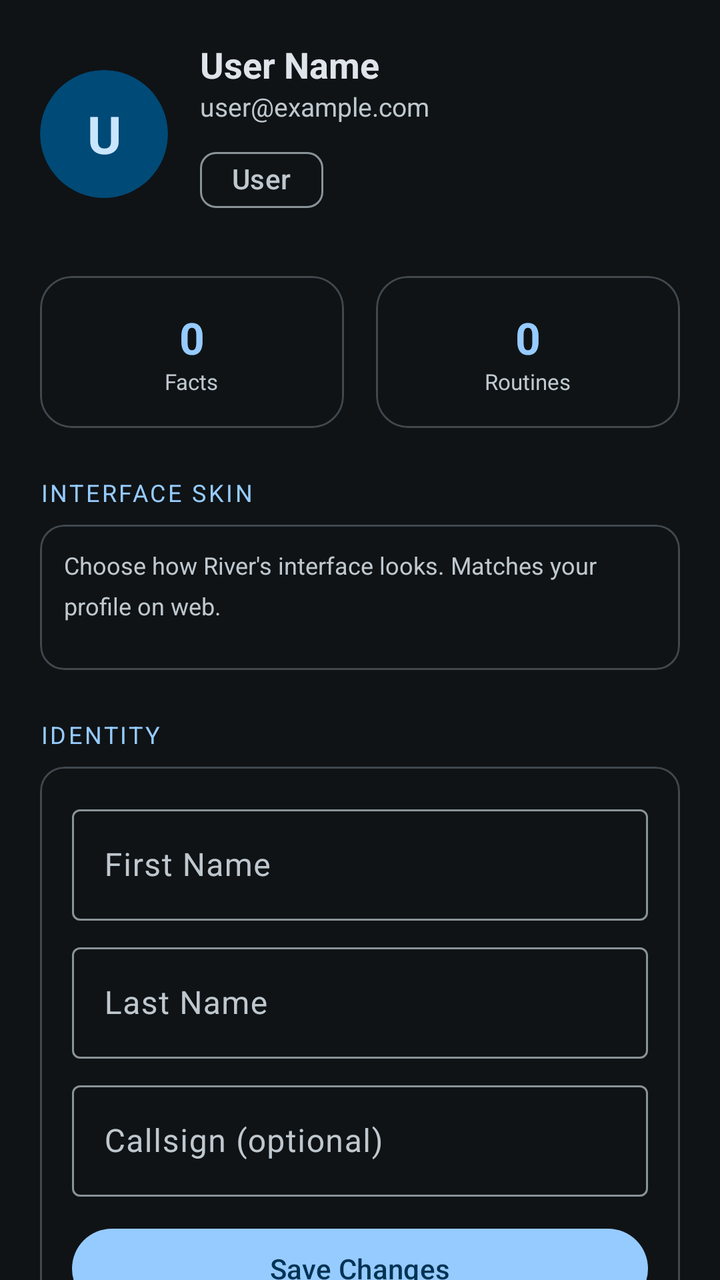
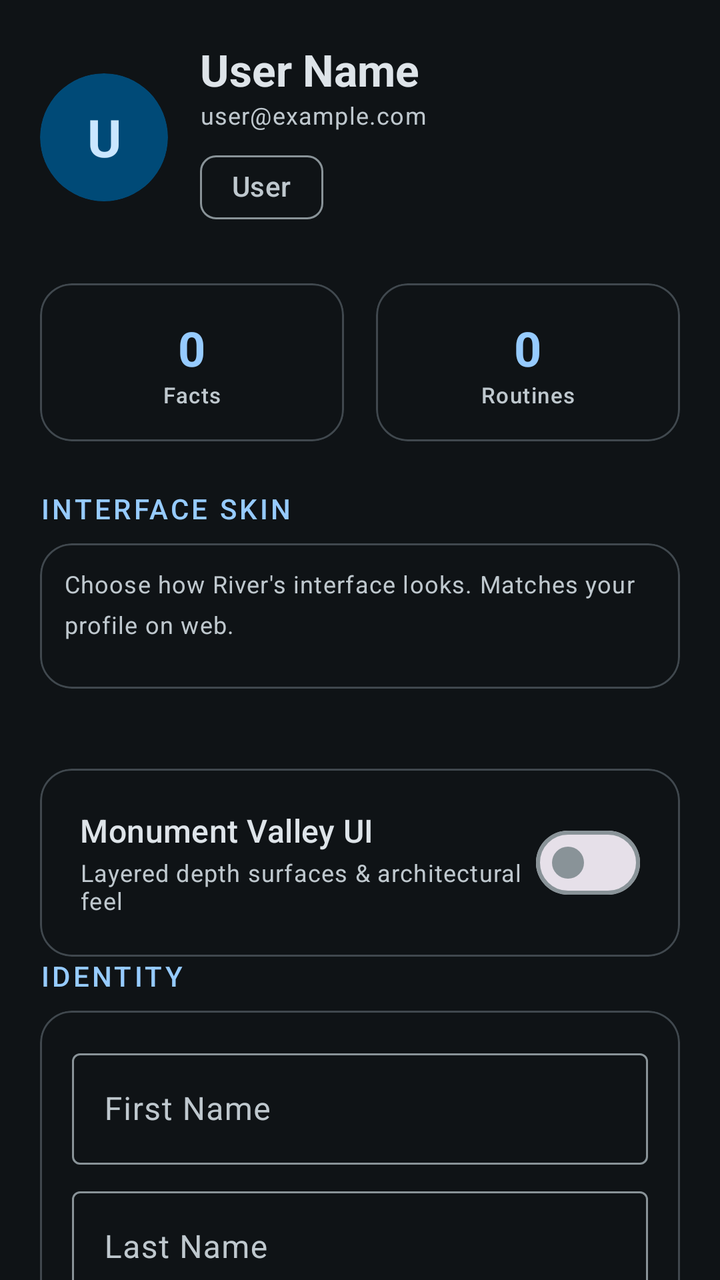

Two renders of the same Android screen: before a commit and after it. Below are the layout's source before the change and the commit's diff.
<!-- AndroidManifest.xml: application theme Theme.RiverSong -->
<!-- res/layout/fragment_user_dashboard.xml -->
<?xml version="1.0" encoding="utf-8"?>
<androidx.core.widget.NestedScrollView
    xmlns:android="http://schemas.android.com/apk/res/android"
    xmlns:app="http://schemas.android.com/apk/res-auto"
    android:layout_width="match_parent"
    android:layout_height="match_parent"
    android:background="?attr/colorSurface">

    <LinearLayout
        android:layout_width="match_parent"
        android:layout_height="wrap_content"
        android:orientation="vertical"
        android:padding="20dp">

        
        <LinearLayout
            android:layout_width="match_parent"
            android:layout_height="wrap_content"
            android:orientation="horizontal"
            android:gravity="center_vertical"
            android:layout_marginBottom="24dp">

            <com.google.android.material.card.MaterialCardView
                android:layout_width="64dp"
                android:layout_height="64dp"
                app:cardCornerRadius="32dp"
                app:cardElevation="0dp"
                app:strokeWidth="0dp"
                android:backgroundTint="?attr/colorPrimaryContainer">

                <TextView
                    android:id="@+id/textViewAvatarInitial"
                    android:layout_width="match_parent"
                    android:layout_height="match_parent"
                    android:gravity="center"
                    android:text="U"
                    android:textColor="?attr/colorOnPrimaryContainer"
                    android:textSize="26sp"
                    android:textStyle="bold" />
            </com.google.android.material.card.MaterialCardView>

            <LinearLayout
                android:layout_width="0dp"
                android:layout_height="wrap_content"
                android:layout_weight="1"
                android:orientation="vertical"
                android:layout_marginStart="16dp">

                <TextView
                    android:id="@+id/textViewDisplayName"
                    android:layout_width="wrap_content"
                    android:layout_height="wrap_content"
                    android:text="User Name"
                    android:textSize="18sp"
                    android:textStyle="bold"
                    android:textColor="?attr/colorOnSurface" />

                <TextView
                    android:id="@+id/textViewEmail"
                    android:layout_width="wrap_content"
                    android:layout_height="wrap_content"
                    android:text="user@example.com"
                    android:textSize="13sp"
                    android:textColor="?attr/colorOnSurfaceVariant" />

                <com.google.android.material.chip.Chip
                    android:id="@+id/chipRole"
                    style="@style/Widget.Material3.Chip.Suggestion"
                    android:layout_width="wrap_content"
                    android:layout_height="wrap_content"
                    android:layout_marginTop="4dp"
                    android:text="User"
                    app:chipMinHeight="28dp" />

            </LinearLayout>
        </LinearLayout>

        
        <LinearLayout
            android:layout_width="match_parent"
            android:layout_height="wrap_content"
            android:orientation="horizontal"
            android:layout_marginBottom="24dp">

            <com.google.android.material.card.MaterialCardView
                android:layout_width="0dp"
                android:layout_height="wrap_content"
                android:layout_weight="1"
                android:layout_marginEnd="8dp"
                app:cardCornerRadius="16dp"
                app:cardElevation="0dp"
                app:strokeWidth="1dp"
                app:strokeColor="?attr/colorOutlineVariant">
                <LinearLayout
                    android:layout_width="match_parent"
                    android:layout_height="wrap_content"
                    android:orientation="vertical"
                    android:padding="16dp"
                    android:gravity="center">
                    <TextView
                        android:id="@+id/textViewFactsCount"
                        android:layout_width="wrap_content"
                        android:layout_height="wrap_content"
                        android:text="0"
                        android:textSize="22sp"
                        android:textStyle="bold"
                        android:textColor="?attr/colorPrimary" />
                    <TextView
                        android:id="@+id/textViewFactsCountLabel"
                        android:layout_width="wrap_content"
                        android:layout_height="wrap_content"
                        android:text="@string/profile_facts_stat"
                        android:textSize="11sp"
                        android:textColor="?attr/colorOnSurfaceVariant" />
                </LinearLayout>
            </com.google.android.material.card.MaterialCardView>

            <com.google.android.material.card.MaterialCardView
                android:layout_width="0dp"
                android:layout_height="wrap_content"
                android:layout_weight="1"
                android:layout_marginStart="8dp"
                app:cardCornerRadius="16dp"
                app:cardElevation="0dp"
                app:strokeWidth="1dp"
                app:strokeColor="?attr/colorOutlineVariant">
                <LinearLayout
                    android:layout_width="match_parent"
                    android:layout_height="wrap_content"
                    android:orientation="vertical"
                    android:padding="16dp"
                    android:gravity="center">
                    <TextView
                        android:id="@+id/textViewRoutinesCount"
                        android:layout_width="wrap_content"
                        android:layout_height="wrap_content"
                        android:text="0"
                        android:textSize="22sp"
                        android:textStyle="bold"
                        android:textColor="?attr/colorPrimary" />
                    <TextView
                        android:id="@+id/textViewRoutinesCountLabel"
                        android:layout_width="wrap_content"
                        android:layout_height="wrap_content"
                        android:text="@string/profile_routines_stat"
                        android:textSize="11sp"
                        android:textColor="?attr/colorOnSurfaceVariant" />
                </LinearLayout>
            </com.google.android.material.card.MaterialCardView>

        </LinearLayout>

        
        <TextView
            android:layout_width="match_parent"
            android:layout_height="wrap_content"
            android:text="INTERFACE SKIN"
            android:textSize="12sp"
            android:textAllCaps="true"
            android:textColor="?attr/colorPrimary"
            android:letterSpacing="0.1"
            android:layout_marginBottom="8dp" />

        <com.google.android.material.card.MaterialCardView
            android:layout_width="match_parent"
            android:layout_height="wrap_content"
            app:cardElevation="0dp"
            app:cardCornerRadius="12dp"
            app:strokeWidth="1dp"
            app:strokeColor="?attr/colorOutlineVariant"
            android:layout_marginBottom="24dp">

            <LinearLayout
                android:layout_width="match_parent"
                android:layout_height="wrap_content"
                android:orientation="vertical"
                android:padding="12dp">

                <TextView
                    android:layout_width="match_parent"
                    android:layout_height="wrap_content"
                    android:text="Choose how River's interface looks. Matches your profile on web."
                    android:textSize="12sp"
                    android:textColor="?attr/colorOnSurfaceVariant"
                    android:layout_marginBottom="12dp"
                    android:lineSpacingMultiplier="1.4" />

                <LinearLayout
                    android:id="@+id/themeGrid"
                    android:orientation="vertical"
                    android:layout_width="match_parent"
                    android:layout_height="wrap_content" />

            </LinearLayout>
        </com.google.android.material.card.MaterialCardView>

        
        <TextView
            android:layout_width="match_parent"
            android:layout_height="wrap_content"
            android:text="IDENTITY"
            android:textSize="12sp"
            android:textAllCaps="true"
            android:textColor="?attr/colorPrimary"
            android:letterSpacing="0.1"
            android:layout_marginBottom="8dp" />

        <com.google.android.material.card.MaterialCardView
            android:layout_width="match_parent"
            android:layout_height="wrap_content"
            app:cardCornerRadius="12dp"
            app:cardElevation="0dp"
            app:strokeWidth="1dp"
            app:strokeColor="?attr/colorOutlineVariant"
            android:layout_marginBottom="24dp">

            <LinearLayout
                android:layout_width="match_parent"
                android:layout_height="wrap_content"
                android:orientation="vertical"
                android:padding="16dp">

                <com.google.android.material.textfield.TextInputLayout
                    android:id="@+id/layoutFirstName"
                    style="@style/Widget.Material3.TextInputLayout.OutlinedBox"
                    android:layout_width="match_parent"
                    android:layout_height="wrap_content"
                    android:hint="First Name">
                    <com.google.android.material.textfield.TextInputEditText
                        android:id="@+id/editTextFirstName"
                        android:layout_width="match_parent"
                        android:layout_height="wrap_content" />
                </com.google.android.material.textfield.TextInputLayout>

                <com.google.android.material.textfield.TextInputLayout
                    android:id="@+id/layoutLastName"
                    style="@style/Widget.Material3.TextInputLayout.OutlinedBox"
                    android:layout_width="match_parent"
                    android:layout_height="wrap_content"
                    android:layout_marginTop="8dp"
                    android:hint="Last Name">
                    <com.google.android.material.textfield.TextInputEditText
                        android:id="@+id/editTextLastName"
                        android:layout_width="match_parent"
                        android:layout_height="wrap_content" />
                </com.google.android.material.textfield.TextInputLayout>

                <com.google.android.material.textfield.TextInputLayout
                    android:id="@+id/layoutCallsign"
                    style="@style/Widget.Material3.TextInputLayout.OutlinedBox"
                    android:layout_width="match_parent"
                    android:layout_height="wrap_content"
                    android:layout_marginTop="8dp"
                    android:hint="Callsign (optional)">
                    <com.google.android.material.textfield.TextInputEditText
                        android:id="@+id/editTextCallsign"
                        android:layout_width="match_parent"
                        android:layout_height="wrap_content" />
                </com.google.android.material.textfield.TextInputLayout>

                <com.google.android.material.button.MaterialButton
                    android:id="@+id/buttonSaveProfile"
                    android:layout_width="match_parent"
                    android:layout_height="wrap_content"
                    android:layout_marginTop="12dp"
                    android:text="Save Changes" />

                <TextView
                    android:id="@+id/textViewProfileStatus"
                    android:layout_width="wrap_content"
                    android:layout_height="wrap_content"
                    android:layout_marginTop="4dp"
                    android:textAppearance="@style/TextAppearance.Material3.LabelSmall"
                    android:visibility="gone" />

            </LinearLayout>
        </com.google.android.material.card.MaterialCardView>

        
        <TextView
            android:layout_width="match_parent"
            android:layout_height="wrap_content"
            android:text="CHANGE CIPHER"
            android:textSize="12sp"
            android:textAllCaps="true"
            android:textColor="?attr/colorPrimary"
            android:letterSpacing="0.1"
            android:layout_marginBottom="8dp" />

        <com.google.android.material.card.MaterialCardView
            android:layout_width="match_parent"
            android:layout_height="wrap_content"
            app:cardCornerRadius="12dp"
            app:cardElevation="0dp"
            app:strokeWidth="1dp"
            app:strokeColor="?attr/colorOutlineVariant"
            android:layout_marginBottom="24dp">

            <LinearLayout
                android:layout_width="match_parent"
                android:layout_height="wrap_content"
                android:orientation="vertical"
                android:padding="16dp">

                <com.google.android.material.textfield.TextInputLayout
                    android:id="@+id/layoutCurrentPassword"
                    style="@style/Widget.Material3.TextInputLayout.OutlinedBox"
                    android:layout_width="match_parent"
                    android:layout_height="wrap_content"
                    android:hint="Current Password"
                    app:passwordToggleEnabled="true">
                    <com.google.android.material.textfield.TextInputEditText
                        android:id="@+id/editTextCurrentPassword"
                        android:layout_width="match_parent"
                        android:layout_height="wrap_content"
                        android:inputType="textPassword" />
                </com.google.android.material.textfield.TextInputLayout>

                <com.google.android.material.textfield.TextInputLayout
                    android:id="@+id/layoutNewPassword"
                    style="@style/Widget.Material3.TextInputLayout.OutlinedBox"
                    android:layout_width="match_parent"
                    android:layout_height="wrap_content"
                    android:layout_marginTop="8dp"
                    android:hint="New Password"
                    app:passwordToggleEnabled="true">
                    <com.google.android.material.textfield.TextInputEditText
                        android:id="@+id/editTextNewPassword"
                        android:layout_width="match_parent"
                        android:layout_height="wrap_content"
                        android:inputType="textPassword" />
                </com.google.android.material.textfield.TextInputLayout>

                <com.google.android.material.textfield.TextInputLayout
                    android:id="@+id/layoutConfirmPassword"
                    style="@style/Widget.Material3.TextInputLayout.OutlinedBox"
                    android:layout_width="match_parent"
                    android:layout_height="wrap_content"
                    android:layout_marginTop="8dp"
                    android:hint="Confirm New Password"
                    app:passwordToggleEnabled="true">
                    <com.google.android.material.textfield.TextInputEditText
                        android:id="@+id/editTextConfirmPassword"
                        android:layout_width="match_parent"
                        android:layout_height="wrap_content"
                        android:inputType="textPassword" />
                </com.google.android.material.textfield.TextInputLayout>

                <com.google.android.material.button.MaterialButton
                    android:id="@+id/buttonUpdatePassword"
                    android:layout_width="match_parent"
                    android:layout_height="wrap_content"
                    android:layout_marginTop="12dp"
                    android:text="Update Password" />

                <TextView
                    android:id="@+id/textViewPasswordStatus"
                    android:layout_width="wrap_content"
                    android:layout_height="wrap_content"
                    android:layout_marginTop="4dp"
                    android:textAppearance="@style/TextAppearance.Material3.LabelSmall"
                    android:visibility="gone" />

            </LinearLayout>
        </com.google.android.material.card.MaterialCardView>

        
        <com.google.android.material.card.MaterialCardView
            android:layout_width="match_parent"
            android:layout_height="wrap_content"
            android:layout_marginBottom="24dp"
            app:cardCornerRadius="12dp"
            app:cardElevation="0dp"
            app:strokeWidth="1dp"
            app:strokeColor="?attr/colorOutlineVariant">
            <LinearLayout
                android:layout_width="match_parent"
                android:layout_height="wrap_content"
                android:orientation="vertical"
                android:padding="16dp">
                <TextView
                    android:id="@+id/textViewSmartHomeTitle"
                    android:layout_width="wrap_content"
                    android:layout_height="wrap_content"
                    android:text="@string/profile_smart_home_title"
                    android:textSize="12sp"
                    android:textStyle="bold"
                    android:textAllCaps="true"
                    android:textColor="?attr/colorOnSurfaceVariant" />
                <TextView
                    android:id="@+id/textViewSmartHomeSummary"
                    android:layout_width="match_parent"
                    android:layout_height="wrap_content"
                    android:layout_marginTop="4dp"
                    android:text="@string/dashboard_loading_summary"
                    android:textSize="14sp"
                    android:textColor="?attr/colorOnSurfaceVariant" />
            </LinearLayout>
        </com.google.android.material.card.MaterialCardView>

        
        <com.google.android.material.button.MaterialButton
            android:id="@+id/buttonLogout"
            style="@style/Widget.Material3.Button.TonalButton"
            android:layout_width="match_parent"
            android:layout_height="wrap_content"
            android:text="@string/profile_sign_out"
            android:textColor="?attr/colorError"
            app:icon="@drawable/ic_logout"
            app:iconTint="?attr/colorError" />

    </LinearLayout>
</androidx.core.widget.NestedScrollView>
<!-- resources referenced by this layout -->
<resources>
  <!-- drawable ic_logout (drawable) -->
  <?xml version="1.0" encoding="utf-8"?>
  <vector xmlns:android="http://schemas.android.com/apk/res/android"
      android:width="24dp"
      android:height="24dp"
      android:viewportWidth="24"
      android:viewportHeight="24"
      android:tint="?attr/colorControlNormal">
      <path
          android:fillColor="@android:color/white"
          android:pathData="M17,7l-1.41,1.41L18.17,11H8v2h10.17l-2.58,2.58L17,17l5,-5zM4,5h8V3H4c-1.1,0 -2,0.9 -2,2v14c0,1.1 0.9,2 2,2h8v-2H4V5z" />
  </vector>
  <string name="dashboard_loading_summary">Loading summary…</string>
  <string name="profile_facts_stat">Facts</string>
  <string name="profile_routines_stat">Routines</string>
  <string name="profile_sign_out">Sign Out</string>
  <string name="profile_smart_home_title">Smart Home</string>
  <color name="rs_blue_primary">#96CBFF</color>
  <color name="rs_blue_on_primary">#003354</color>
  <color name="rs_blue_primary_container">#004A77</color>
  <color name="rs_blue_on_primary_container">#CAE6FF</color>
  <color name="rs_blue_secondary">#B6C9D9</color>
  <color name="rs_blue_on_secondary">#213242</color>
  <color name="rs_blue_secondary_container">#384959</color>
  <color name="rs_blue_on_secondary_container">#D2E5F5</color>
  <color name="rs_blue_tertiary">#D9BBFF</color>
  <color name="rs_blue_on_tertiary">#3E1F77</color>
  <color name="rs_blue_tertiary_container">#55368F</color>
  <color name="rs_blue_on_tertiary_container">#EEDCFF</color>
  <color name="rs_blue_error">#FFB4AB</color>
  <color name="rs_blue_on_error">#690005</color>
  <color name="rs_blue_error_container">#93000A</color>
  <color name="rs_blue_on_error_container">#FFDAD6</color>
  <color name="rs_blue_background">#0F1316</color>
  <color name="rs_blue_on_surface">#DEE4E9</color>
  <color name="rs_blue_surface">#0F1316</color>
  <color name="rs_blue_surface_variant">#1B2023</color>
  <color name="rs_blue_on_surface_variant">#BFC8CE</color>
  <color name="rs_blue_outline">#899398</color>
  <color name="rs_blue_outline_variant">#40484E</color>
  <color name="rs_blue_warn">#FFB86C</color>
  <style name="ShapeAppearance.RiverSong.XS" parent="">
          <item name="cornerSize">4dp</item>
      </style>
  <style name="ShapeAppearance.RiverSong.SM" parent="">
          <item name="cornerSize">8dp</item>
      </style>
  <style name="ShapeAppearance.RiverSong.MD" parent="">
          <item name="cornerSize">12dp</item>
      </style>
  <style name="ShapeAppearance.RiverSong.LG" parent="">
          <item name="cornerSize">16dp</item>
      </style>
  <style name="ShapeAppearance.RiverSong.XL" parent="">
          <item name="cornerSize">20dp</item>
      </style>
  <!-- unchanged entries left out for length: 1 -->
</resources>

<!-- the commit's change to res/layout/fragment_user_dashboard.xml (unified diff, before → after) -->
@@ -51,7 +51,7 @@
                     android:layout_width="wrap_content"
                     android:layout_height="wrap_content"
                     android:text="User Name"
-                    android:textSize="18sp"
+                    android:textAppearance="@style/TextAppearance.Material3.TitleLarge"
                     android:textStyle="bold"
                     android:textColor="?attr/colorOnSurface" />
 
@@ -60,7 +60,7 @@
                     android:layout_width="wrap_content"
                     android:layout_height="wrap_content"
                     android:text="user@example.com"
-                    android:textSize="13sp"
+                    android:textAppearance="@style/TextAppearance.Material3.BodySmall"
                     android:textColor="?attr/colorOnSurfaceVariant" />
 
                 <com.google.android.material.chip.Chip
@@ -70,7 +70,7 @@
                     android:layout_height="wrap_content"
                     android:layout_marginTop="4dp"
                     android:text="User"
-                    app:chipMinHeight="28dp" />
+                    app:chipMinHeight="32dp" />
 
             </LinearLayout>
         </LinearLayout>
@@ -102,7 +102,7 @@
                         android:layout_width="wrap_content"
                         android:layout_height="wrap_content"
                         android:text="0"
-                        android:textSize="22sp"
+                        android:textAppearance="@style/TextAppearance.Material3.HeadlineSmall"
                         android:textStyle="bold"
                         android:textColor="?attr/colorPrimary" />
                     <TextView
@@ -110,7 +110,7 @@
                         android:layout_width="wrap_content"
                         android:layout_height="wrap_content"
                         android:text="@string/profile_facts_stat"
-                        android:textSize="11sp"
+                        android:textAppearance="@style/TextAppearance.Material3.LabelSmall"
                         android:textColor="?attr/colorOnSurfaceVariant" />
                 </LinearLayout>
             </com.google.android.material.card.MaterialCardView>
@@ -135,7 +135,7 @@
                         android:layout_width="wrap_content"
                         android:layout_height="wrap_content"
                         android:text="0"
-                        android:textSize="22sp"
+                        android:textAppearance="@style/TextAppearance.Material3.HeadlineSmall"
                         android:textStyle="bold"
                         android:textColor="?attr/colorPrimary" />
                     <TextView
@@ -143,7 +143,7 @@
                         android:layout_width="wrap_content"
                         android:layout_height="wrap_content"
                         android:text="@string/profile_routines_stat"
-                        android:textSize="11sp"
+                        android:textAppearance="@style/TextAppearance.Material3.LabelSmall"
                         android:textColor="?attr/colorOnSurfaceVariant" />
                 </LinearLayout>
             </com.google.android.material.card.MaterialCardView>
@@ -155,7 +155,7 @@
             android:layout_width="match_parent"
             android:layout_height="wrap_content"
             android:text="INTERFACE SKIN"
-            android:textSize="12sp"
+            android:textAppearance="@style/TextAppearance.Material3.LabelLarge"
             android:textAllCaps="true"
             android:textColor="?attr/colorPrimary"
             android:letterSpacing="0.1"
@@ -165,7 +165,7 @@
             android:layout_width="match_parent"
             android:layout_height="wrap_content"
             app:cardElevation="0dp"
-            app:cardCornerRadius="12dp"
+            app:cardCornerRadius="16dp"
             app:strokeWidth="1dp"
             app:strokeColor="?attr/colorOutlineVariant"
             android:layout_marginBottom="24dp">
@@ -180,7 +180,7 @@
                     android:layout_width="match_parent"
                     android:layout_height="wrap_content"
                     android:text="Choose how River's interface looks. Matches your profile on web."
-                    android:textSize="12sp"
+                    android:textAppearance="@style/TextAppearance.Material3.BodySmall"
                     android:textColor="?attr/colorOnSurfaceVariant"
                     android:layout_marginBottom="12dp"
                     android:lineSpacingMultiplier="1.4" />
@@ -195,11 +195,52 @@
         </com.google.android.material.card.MaterialCardView>
 
         
+        <com.google.android.material.card.MaterialCardView
+            android:layout_width="match_parent"
+            android:layout_height="wrap_content"
+            android:layout_marginTop="16dp"
+            app:cardCornerRadius="16dp"
+            app:cardElevation="0dp"
+            app:strokeWidth="1dp"
+            app:strokeColor="?attr/colorOutlineVariant">
+            <LinearLayout
+                android:layout_width="match_parent"
+                android:layout_height="wrap_content"
+                android:orientation="horizontal"
+                android:padding="20dp"
+                android:gravity="center_vertical">
+                <LinearLayout
+                    android:layout_width="0dp"
+                    android:layout_height="wrap_content"
+                    android:layout_weight="1"
+                    android:orientation="vertical">
+                    <TextView
+                        android:layout_width="wrap_content"
+                        android:layout_height="wrap_content"
+                        android:text="Monument Valley UI"
+                        android:textAppearance="@style/TextAppearance.Material3.TitleMedium"
+                        android:textColor="?attr/colorOnSurface" />
+                    <TextView
+                        android:layout_width="wrap_content"
+                        android:layout_height="wrap_content"
+                        android:layout_marginTop="2dp"
+                        android:text="Layered depth surfaces &amp; architectural feel"
+                        android:textAppearance="@style/TextAppearance.Material3.BodySmall"
+                        android:textColor="?attr/colorOnSurfaceVariant" />
+                </LinearLayout>
+                <com.google.android.material.materialswitch.MaterialSwitch
+                    android:id="@+id/switchMVMode"
+                    android:layout_width="wrap_content"
+                    android:layout_height="wrap_content" />
+            </LinearLayout>
+        </com.google.android.material.card.MaterialCardView>
+
+        
         <TextView
             android:layout_width="match_parent"
             android:layout_height="wrap_content"
             android:text="IDENTITY"
-            android:textSize="12sp"
+            android:textAppearance="@style/TextAppearance.Material3.LabelLarge"
             android:textAllCaps="true"
             android:textColor="?attr/colorPrimary"
             android:letterSpacing="0.1"
@@ -208,7 +249,7 @@
         <com.google.android.material.card.MaterialCardView
             android:layout_width="match_parent"
             android:layout_height="wrap_content"
-            app:cardCornerRadius="12dp"
+            app:cardCornerRadius="16dp"
             app:cardElevation="0dp"
             app:strokeWidth="1dp"
             app:strokeColor="?attr/colorOutlineVariant"
@@ -281,7 +322,7 @@
             android:layout_width="match_parent"
             android:layout_height="wrap_content"
             android:text="CHANGE CIPHER"
-            android:textSize="12sp"
+            android:textAppearance="@style/TextAppearance.Material3.LabelLarge"
             android:textAllCaps="true"
             android:textColor="?attr/colorPrimary"
             android:letterSpacing="0.1"
@@ -290,7 +331,7 @@
         <com.google.android.material.card.MaterialCardView
             android:layout_width="match_parent"
             android:layout_height="wrap_content"
-            app:cardCornerRadius="12dp"
+            app:cardCornerRadius="16dp"
             app:cardElevation="0dp"
             app:strokeWidth="1dp"
             app:strokeColor="?attr/colorOutlineVariant"
